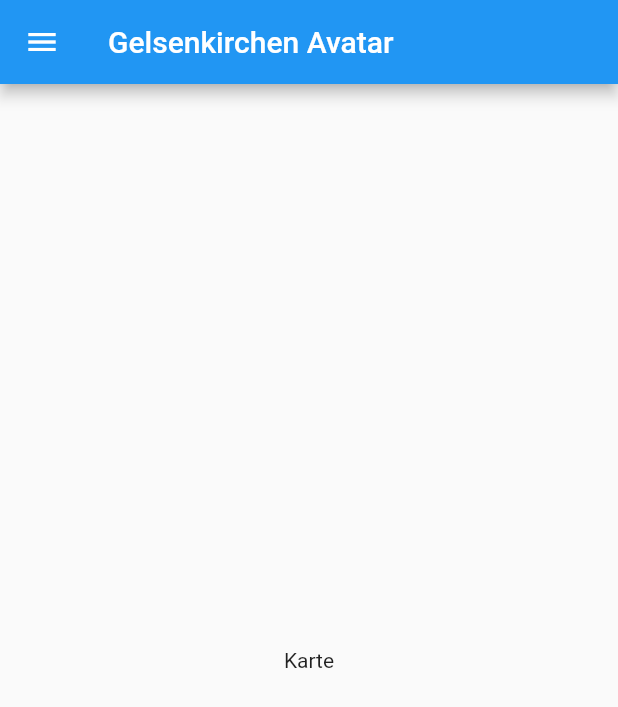
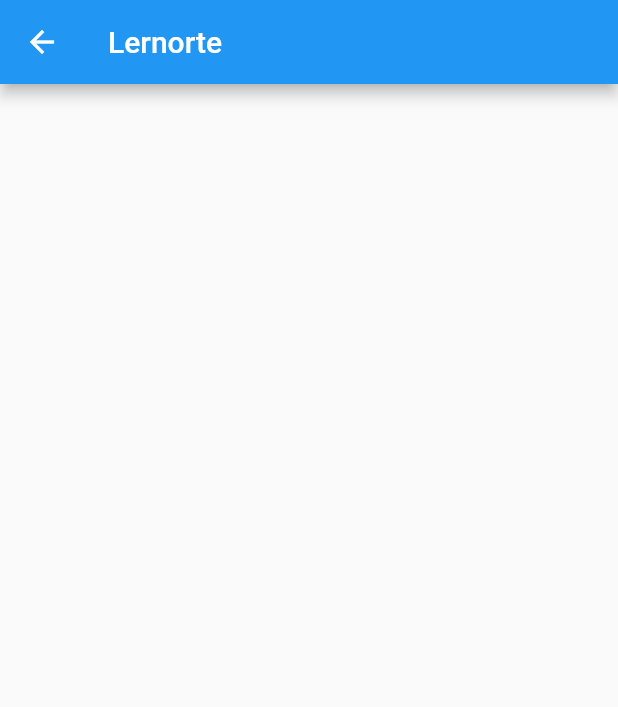
Before and after one commit to marius1909/Gelsenkirchen-Avatar, a Flutter app: the screen it shows after launch, in the side drawer, after a tap on "Lernorte", on a phone screen of 412 x 824 dp. Shown: the top 707 px of the screen. Run offline on Flutter 3.47's test engine with Material 2 defaults, Android fonts, the phone set to English and light mode, and no system bars.

Commit message:
Klassen HomeScreen, LernortScreen ausgelagert

```diff
--- /dev/null
+++ b/gelsenkirchen_avatar/lib/homescreen.dart
@@ -0,0 +1,18 @@
+import 'package:flutter/material.dart';
+
+import 'package:gelsenkirchen_avatar/widgets/nav-drawer.dart';
+
+class HomeScreen extends StatelessWidget {
+  @override
+  Widget build(BuildContext context) {
+    return Scaffold(
+      drawer: NavDrawer(),
+      appBar: AppBar(
+        title: Text('Gelsenkirchen Avatar'),
+      ),
+      body: Center(
+        child: Text('Karte'),
+      ),
+    );
+  }
+}
--- /dev/null
+++ b/gelsenkirchen_avatar/lib/lernortscreen.dart
@@ -0,0 +1,15 @@
+import 'package:flutter/material.dart';
+
+import 'package:gelsenkirchen_avatar/widgets/nav-drawer.dart';
+
+import 'package:gelsenkirchen_avatar/homescreen.dart';
+
+class LernortScreen extends StatelessWidget {
+  Widget build(BuildContext context) {
+    return Scaffold(
+      appBar: AppBar(
+        title: Text('Lernorte'),
+      ),
+    );
+  }
+}
--- a/gelsenkirchen_avatar/lib/main.dart
+++ b/gelsenkirchen_avatar/lib/main.dart
@@ -1,6 +1,9 @@
 import 'package:flutter/material.dart';
 
 import 'package:gelsenkirchen_avatar/widgets/nav-drawer.dart';
+
+import 'package:gelsenkirchen_avatar/homescreen.dart';
+import 'package:gelsenkirchen_avatar/lernortscreen.dart';
 
 void main() => runApp(MyApp());
 
@@ -8,15 +11,17 @@ class MyApp extends StatelessWidget {
   @override
   Widget build(BuildContext context) {
     return MaterialApp(
-      title: 'Flutter Demo',
+      title: 'Gelsenkirchen Avatar',
       theme: ThemeData(
         primarySwatch: Colors.blue,
       ),
-      home: MyHomePage(),
+      home: HomeScreen(),
+      //MyHomePage(),
     );
   }
 }
 
+/*
 class MyHomePage extends StatelessWidget {
   @override
   Widget build(BuildContext context) {
@@ -31,3 +36,16 @@ class MyHomePage extends StatelessWidget {
     );
   }
 }
+*/
+
+/*
+class ScreenLernort extends StatelessWidget {
+  Widget build(BuildContext context) {
+    return Scaffold(
+      appBar: AppBar(
+        title: Text('Blub'),
+      ),
+    );
+  }
+}
+*/
--- a/gelsenkirchen_avatar/lib/widgets/nav-drawer.dart
+++ b/gelsenkirchen_avatar/lib/widgets/nav-drawer.dart
@@ -1,4 +1,5 @@
 import 'package:flutter/material.dart';
+import 'package:gelsenkirchen_avatar/lernortscreen.dart';
 
 class NavDrawer extends StatelessWidget {
   @override
@@ -29,10 +30,17 @@ class NavDrawer extends StatelessWidget {
             onTap: () => {Navigator.of(context).pop()},
           ),
           ListTile(
-            leading: Icon(Icons.account_balance),
-            title: Text('Lernorte'),
-            onTap: () => {Navigator.of(context).pop()},
-          ),
+              leading: Icon(Icons.account_balance),
+              title: Text('Lernorte'),
+              onTap: () {
+                Navigator.push(
+                    context,
+                    MaterialPageRoute(
+                        builder: (BuildContext context) => LernortScreen()));
+              }
+
+              //=> {Navigator.of(context).pop()},
+              ),
           ListTile(
             leading: Icon(Icons.settings),
             title: Text('Einstellungen'),
```
